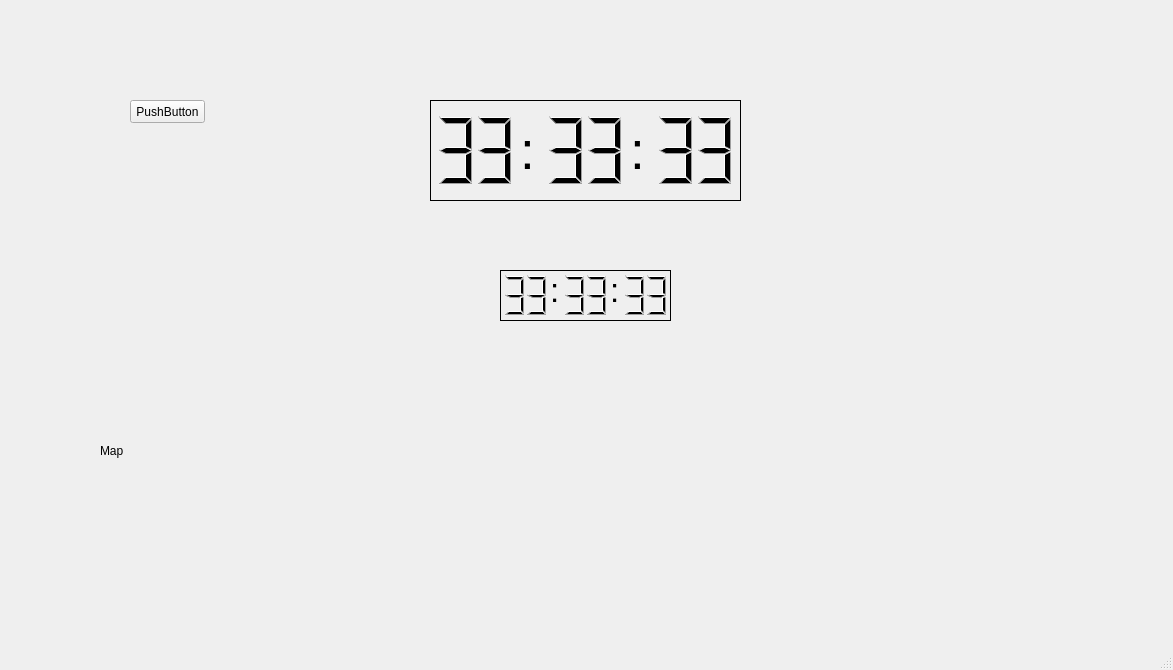
First picture: the form in LabFour/mainwindow.ui, repository hansonbriley/LabFour, before the edit.
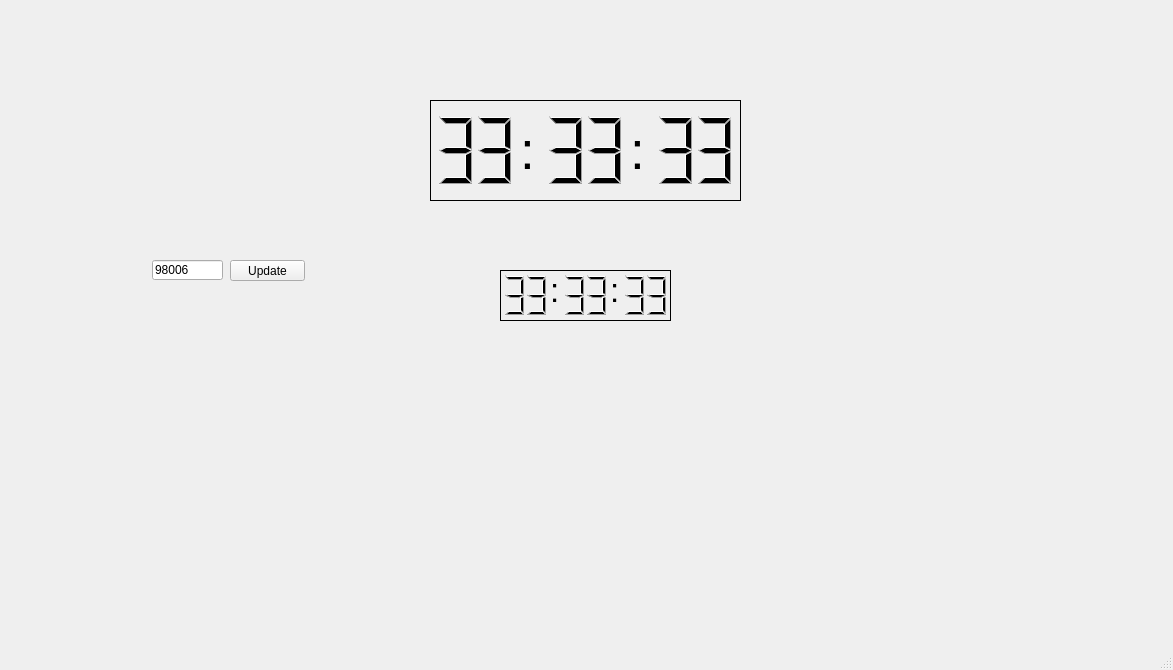
Second picture: the form after the edit.

Diff of the .ui file:
```diff
--- a/LabFour/mainwindow.ui
+++ b/LabFour/mainwindow.ui
@@ -246,26 +246,45 @@
     <property name="geometry">
      <rect>
       <x>100</x>
-      <y>300</y>
+      <y>290</y>
       <width>261</width>
-      <height>301</height>
+      <height>331</height>
      </rect>
     </property>
+    <property name="minimumSize">
+     <size>
+      <width>261</width>
+      <height>331</height>
+     </size>
+    </property>
     <property name="text">
-     <string>Map</string>
+     <string/>
     </property>
    </widget>
    <widget class="QPushButton" name="pushButton">
     <property name="geometry">
      <rect>
-      <x>130</x>
-      <y>100</y>
+      <x>230</x>
+      <y>260</y>
       <width>75</width>
-      <height>23</height>
+      <height>21</height>
      </rect>
     </property>
     <property name="text">
-     <string>PushButton</string>
+     <string>Update</string>
+    </property>
+   </widget>
+   <widget class="QLineEdit" name="zipCodeEdit">
+    <property name="geometry">
+     <rect>
+      <x>152</x>
+      <y>260</y>
+      <width>71</width>
+      <height>20</height>
+     </rect>
+    </property>
+    <property name="text">
+     <string>98006</string>
     </property>
    </widget>
   </widget>
```
Left out of the diff: 2 changed lines with no effect on the pictures.
